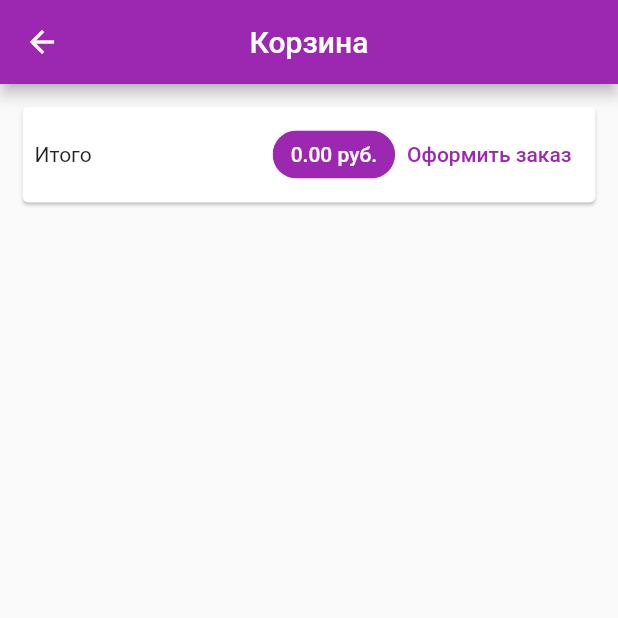
After one commit to Puzikovsa/my_shop, a Flutter app: the CartPage screen opened by its route, on a phone screen of 412 x 824 dp, the top half of it. The commit adds this screen. Run offline on Flutter 3.47's test engine with Material 2 defaults, Android fonts, the phone set to English and light mode, and no system bars; network calls fail.

Commit message:
added cart_page.dart

```diff
--- a/lib/main.dart
+++ b/lib/main.dart
@@ -1,4 +1,5 @@
 import 'package:flutter/material.dart';
+import 'package:my_shop/pages/cart_page.dart';
 import 'package:my_shop/pages/product_detail_page.dart';
 import 'package:my_shop/pages/products_overview_page.dart';
 import 'package:my_shop/providers/cart.dart';
@@ -37,6 +38,8 @@ class MyApp extends StatelessWidget {
         routes: {
           ProductDetailPage.rout :
           (context) => const ProductDetailPage(),
+          CartPage.route :
+          (context) => const CartPage(),
         },
       ),
     );
--- /dev/null
+++ b/lib/pages/cart_page.dart
@@ -0,0 +1,64 @@
+import 'package:flutter/material.dart';
+import 'package:my_shop/widgets/cart_Items.dart';
+import 'package:provider/provider.dart';
+import '../providers/cart.dart';
+
+class CartPage extends StatelessWidget {
+  static const String route = '/cart';
+
+  const CartPage({super.key});
+
+  @override
+  Widget build(BuildContext context) {
+    final cart = Provider.of<Cart>(context);
+
+    return Scaffold(
+      appBar: AppBar(
+        centerTitle: true,
+        title: const Text('Корзина'),
+      ),
+      body: Column(
+        children: [
+          Card(
+            margin: const EdgeInsets.all(15),
+            child: Padding(
+              padding: const EdgeInsets.all(8),
+              child: Row(
+                children: [
+                  const Text('Итого'),
+                  const Spacer(),
+                  Chip(
+                    label: Text(
+                      '${cart.totalAmount.toStringAsFixed(2)} руб.',
+                      style: const TextStyle(color: Colors.white),
+                    ),
+                    backgroundColor: Theme.of(context).colorScheme.primary,
+                  ),
+                  TextButton(
+                    onPressed: () {},
+                    child: const Text('Оформить заказ'),
+                  )
+                ],
+              ),
+            ),
+          ),
+          const SizedBox(
+            height: 10,
+          ),
+          Expanded(
+            child: ListView.builder(
+              itemCount: cart.order.length,
+              itemBuilder: (BuildContext context, int index) => CartItems(
+                id: cart.order.values.toList()[index].id,
+                title: cart.order.values.toList()[index].product.title,
+                productId: cart.order.values.toList()[index].product.id,
+                quantity: cart.order.values.toList()[index].quantity,
+                price: cart.order.values.toList()[index].price,
+              ),
+            ),
+          ),
+        ],
+      ),
+    );
+  }
+}
--- a/lib/providers/cart.dart
+++ b/lib/providers/cart.dart
@@ -6,6 +6,14 @@ class Cart with ChangeNotifier{
   final Map<String, CartItem> _order = {};
 
   int get cartItemCount => _order.length;
+
+  double get totalAmount{
+    double result = 0;
+    for (var cartItem in _order.values) {
+      result += cartItem.price;
+    }
+    return result;
+  }
 
   Map <String, CartItem> get order => _order;
 
@@ -18,6 +26,12 @@ class Cart with ChangeNotifier{
           CartItem(DateTime.now().toString(), product, 1),
       );
     }
+    notifyListeners();
+  }
+
+  void deleteFromCart(String productId){
+    _order.remove(productId);
+    notifyListeners();
   }
 }
 
```
Also changed, not shown: lib/pages/products_overview_page.dart (+7 -3 lines), lib/widgets/cart_Items.dart (added, +73 -0 lines).
